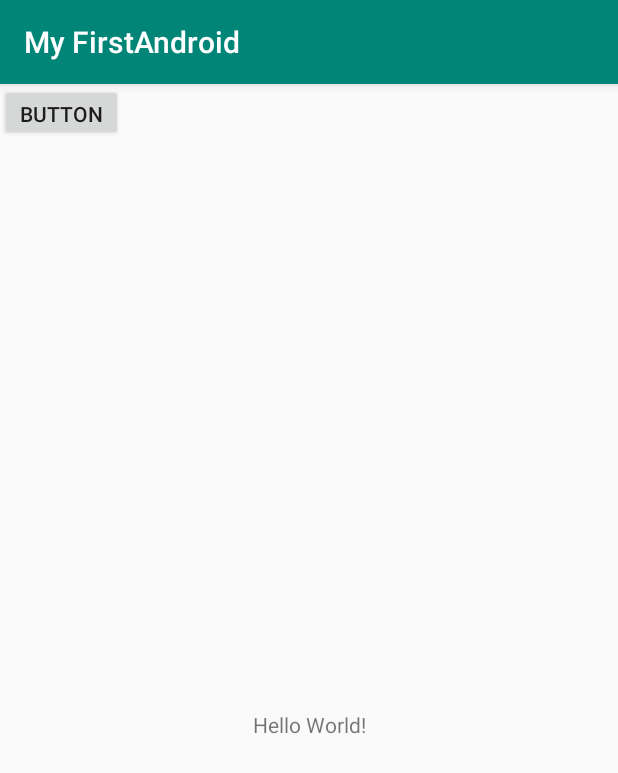
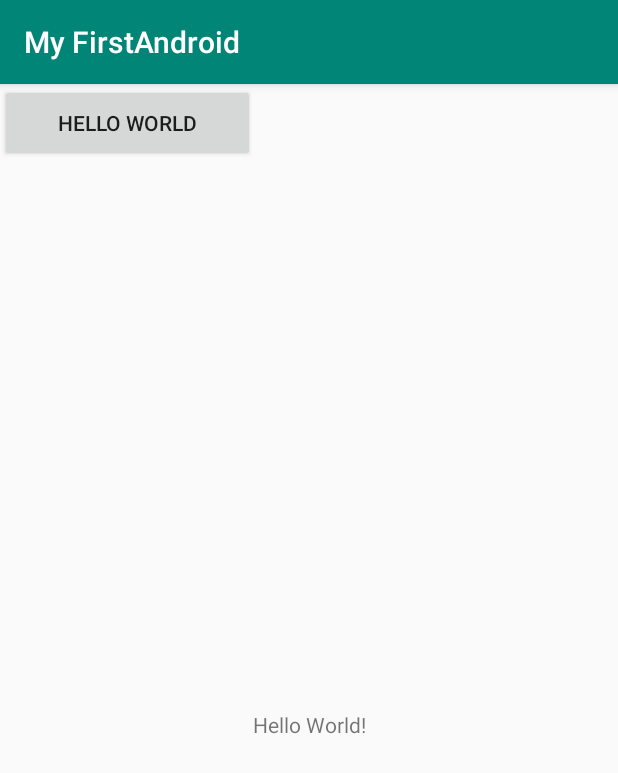
Before and after one commit to devi0087/MyFirstAndroid, an Android app: the screen it shows after launch (MainActivity), on a phone screen of 412 x 824 dp. Shown: the top 773 px of the screen. Run offline under Robolectric (Android 15) with nearby library versions, the phone set to English and light mode, and no system bars.

Commit message:
using string varibles
added a second language

```diff
--- a/app/src/main/res/layout/activity_main.xml
+++ b/app/src/main/res/layout/activity_main.xml
@@ -18,10 +18,10 @@
 
     <Button
         android:id="@+id/button"
-        android:layout_width="82dp"
-        android:layout_height="38dp"
-        android:text="Button"
-        tools:layout_editor_absoluteX="155dp"
-        tools:layout_editor_absoluteY="213dp" />
+        android:layout_width="170dp"
+        android:layout_height="52dp"
+        android:text="@string/greeting"
+        tools:layout_editor_absoluteX="67dp"
+        tools:layout_editor_absoluteY="199dp" />
 
 </androidx.constraintlayout.widget.ConstraintLayout>
--- a/app/src/main/res/values/strings.xml
+++ b/app/src/main/res/values/strings.xml
@@ -1,3 +1,4 @@
 <resources>
     <string name="app_name">My FirstAndroid</string>
+    <string name="greeting"> Hello world</string>
 </resources>
```
Also changed, not shown: 1 other file.
